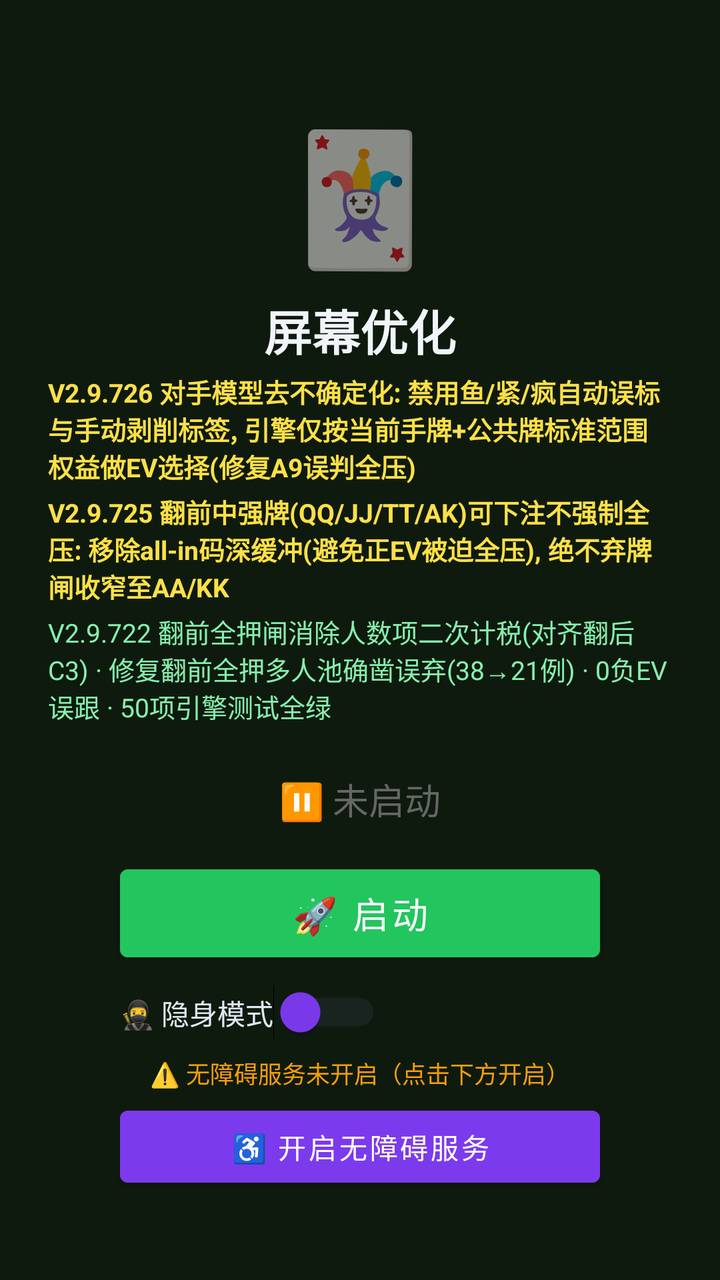
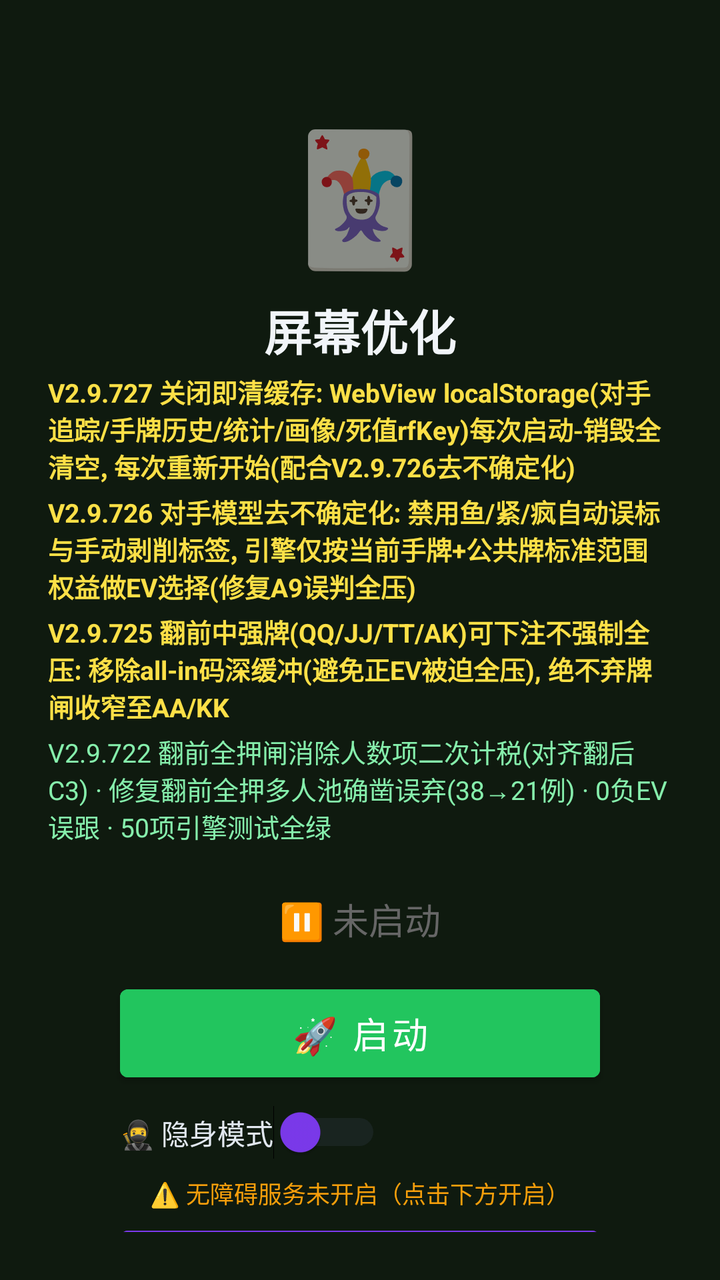

An Android layout rendered at two revisions. The XML below is the earlier revision; the diff shows what the commit changed to produce the second picture.
<!-- AndroidManifest.xml: activity theme Theme.MjScreenshot -->
<!-- res/layout/activity_main.xml -->
<?xml version="1.0" encoding="utf-8"?>
<LinearLayout xmlns:android="http://schemas.android.com/apk/res/android"
    android:layout_width="match_parent"
    android:layout_height="match_parent"
    android:orientation="vertical"
    android:background="#0f1a0f"
    android:padding="24dp"
    android:gravity="center_horizontal">

    <TextView
        android:layout_width="wrap_content"
        android:layout_height="wrap_content"
        android:text="🃏"
        android:textSize="64sp"
        android:layout_marginTop="30dp" />

    <TextView
        android:layout_width="wrap_content"
        android:layout_height="wrap_content"
        android:text="屏幕优化"
        android:textSize="24sp"
        android:textColor="#f1f5f9"
        android:textStyle="bold"
        android:layout_marginTop="8dp" />

    <TextView
        android:layout_width="wrap_content"
        android:layout_height="wrap_content"
        android:text="V2.9.726 对手模型去不确定化: 禁用鱼/紧/疯自动误标与手动剥削标签, 引擎仅按当前手牌+公共牌标准范围权益做EV选择(修复A9误判全压)"
        android:textSize="13sp"
        android:textColor="#fde047"
        android:textStyle="bold"
        android:layout_marginTop="4dp" />

    <TextView
        android:layout_width="wrap_content"
        android:layout_height="wrap_content"
        android:text="V2.9.725 翻前中强牌(QQ/JJ/TT/AK)可下注不强制全压: 移除all-in码深缓冲(避免正EV被迫全压), 绝不弃牌闸收窄至AA/KK"
        android:textSize="13sp"
        android:textColor="#fde047"
        android:textStyle="bold"
        android:layout_marginTop="4dp" />

    <TextView
        android:layout_width="wrap_content"
        android:layout_height="wrap_content"
        android:text="V2.9.722 翻前全押闸消除人数项二次计税(对齐翻后C3) · 修复翻前全押多人池确凿误弃(38→21例) · 0负EV误跟 · 50项引擎测试全绿"
        android:textSize="13sp"
        android:textColor="#86efac"
        android:layout_marginTop="4dp" />

    <TextView
        android:id="@+id/tvStatus"
        android:layout_width="wrap_content"
        android:layout_height="wrap_content"
        android:text="⏸ 未启动"
        android:textSize="18sp"
        android:textColor="#666666"
        android:layout_marginTop="24dp" />

    <Button
        android:id="@+id/btnStart"
        android:layout_width="240dp"
        android:layout_height="56dp"
        android:text="🚀 启动"
        android:textSize="18sp"
        android:textColor="#ffffff"
        android:backgroundTint="#22c55e"
        android:layout_marginTop="16dp" />

    <Button
        android:id="@+id/btnHelper"
        android:layout_width="240dp"
        android:layout_height="56dp"
        android:text="🃏 打开智囊"
        android:textSize="16sp"
        android:textColor="#ffffff"
        android:backgroundTint="#16a34a"
        android:layout_marginTop="12dp"
        android:visibility="gone" />

    
    <LinearLayout
        android:layout_width="240dp"
        android:layout_height="wrap_content"
        android:orientation="horizontal"
        android:gravity="center_vertical"
        android:layout_marginTop="8dp">

        <Switch
            android:id="@+id/switchStealth"
            android:layout_width="wrap_content"
            android:layout_height="wrap_content"
            android:text="🥷 隐身模式"
            android:textColor="#e2e8f0"
            android:textSize="14sp"
            android:thumbTint="#7c3aed"
            android:trackTint="#374151" />
    </LinearLayout>

    <TextView
        android:id="@+id/tvAccessibilityStatus"
        android:layout_width="wrap_content"
        android:layout_height="wrap_content"
        android:text="⚠️ 无障碍服务未开启（点击下方开启）"
        android:textSize="12sp"
        android:textColor="#f59e0b"
        android:layout_marginTop="8dp"
        android:gravity="center" />

    <Button
        android:id="@+id/btnAccessibility"
        android:layout_width="240dp"
        android:layout_height="48dp"
        android:text="♿ 开启无障碍服务"
        android:textSize="14sp"
        android:textColor="#ffffff"
        android:backgroundTint="#7c3aed"
        android:layout_marginTop="4dp" />

    <TextView
        android:layout_width="wrap_content"
        android:layout_height="wrap_content"
        android:text="━━ API视觉识别配置 ━━"
        android:textSize="13sp"
        android:textColor="#f59e0b"
        android:layout_marginTop="20dp" />

    <LinearLayout
        android:layout_width="match_parent"
        android:layout_height="wrap_content"
        android:orientation="horizontal"
        android:layout_marginTop="8dp"
        android:gravity="center_vertical">

        <TextView
            android:layout_width="wrap_content"
            android:layout_height="wrap_content"
            android:text="平台:"
            android:textSize="14sp"
            android:textColor="#94a3b8" />

        <Spinner
            android:id="@+id/spinnerProvider"
            android:layout_width="120dp"
            android:layout_height="40dp"
            android:layout_marginStart="8dp"
            android:backgroundTint="#374151" />

        <TextView
            android:id="@+id/tvApiStatus"
            android:layout_width="wrap_content"
            android:layout_height="wrap_content"
            android:text="❌ 未配置"
            android:textSize="12sp"
            android:textColor="#ef4444"
            android:layout_marginStart="12dp" />
    </LinearLayout>

    <EditText
        android:id="@+id/etApiKey"
        android:layout_width="match_parent"
        android:layout_height="44dp"
        android:hint="输入API Key（如 sk-xxx）"
        android:textSize="14sp"
        android:textColor="#e2e8f0"
        android:textColorHint="#64748b"
        android:backgroundTint="#374151"
        android:inputType="textPassword"
        android:layout_marginTop="8dp"
        android:paddingStart="12dp"
        android:paddingEnd="12dp" />

    <Button
        android:id="@+id/btnSaveApi"
        android:layout_width="200dp"
        android:layout_height="44dp"
        android:text="💾 保存API配置"
        android:textSize="14sp"
        android:textColor="#ffffff"
        android:backgroundTint="#d97706"
        android:layout_marginTop="8dp" />

    <TextView
        android:id="@+id/tvHint"
        android:layout_width="wrap_content"
        android:layout_height="wrap_content"
        android:text="先点上方按钮启动截屏"
        android:textSize="13sp"
        android:textColor="#666666"
        android:layout_marginTop="12dp"
        android:gravity="center" />

    <TextView
        android:layout_width="wrap_content"
        android:layout_height="wrap_content"
        android:text="使用步骤：\n1. 配置API Key（支持OpenAI/通义千问VL/硅基流动）\n2. 点「开启无障碍服务」→ 开启\n3. 开启「🥷隐身模式」(反检测)\n4. 点「启动」→ 允许悬浮窗\n5. 打牌时点屏幕上的🎯悬浮球即可截屏识别\n★ 拖动悬浮球可移到不挡牌的位置 ★\n★ 长按悬浮球可展开/收起详细面板 ★\n★ 悬浮球边框颜色=建议：绿=加注 橙=跟注 红=弃牌 ★"
        android:textSize="12sp"
        android:textColor="#64748b"
        android:layout_marginTop="12dp"
        android:lineSpacingExtra="3dp" />

</LinearLayout>
<!-- resources referenced by this layout -->
<resources>
  <style name="Theme.MjScreenshot" parent="Theme.MaterialComponents.DayNight.DarkActionBar">
          <item name="colorPrimary">#1e40af</item>
          <item name="colorPrimaryVariant">#1e3a8a</item>
          <item name="colorOnPrimary">#ffffff</item>
          <item name="android:statusBarColor">#0f172a</item>
      </style>
</resources>

<!-- the commit's change to res/layout/activity_main.xml (unified diff, before → after) -->
@@ -22,6 +22,15 @@
         android:textColor="#f1f5f9"
         android:textStyle="bold"
         android:layout_marginTop="8dp" />
+
+    <TextView
+        android:layout_width="wrap_content"
+        android:layout_height="wrap_content"
+        android:text="V2.9.727 关闭即清缓存: WebView localStorage(对手追踪/手牌历史/统计/画像/死值rfKey)每次启动-销毁全清空, 每次重新开始(配合V2.9.726去不确定化)"
+        android:textSize="13sp"
+        android:textColor="#fde047"
+        android:textStyle="bold"
+        android:layout_marginTop="4dp" />
 
     <TextView
         android:layout_width="wrap_content"
